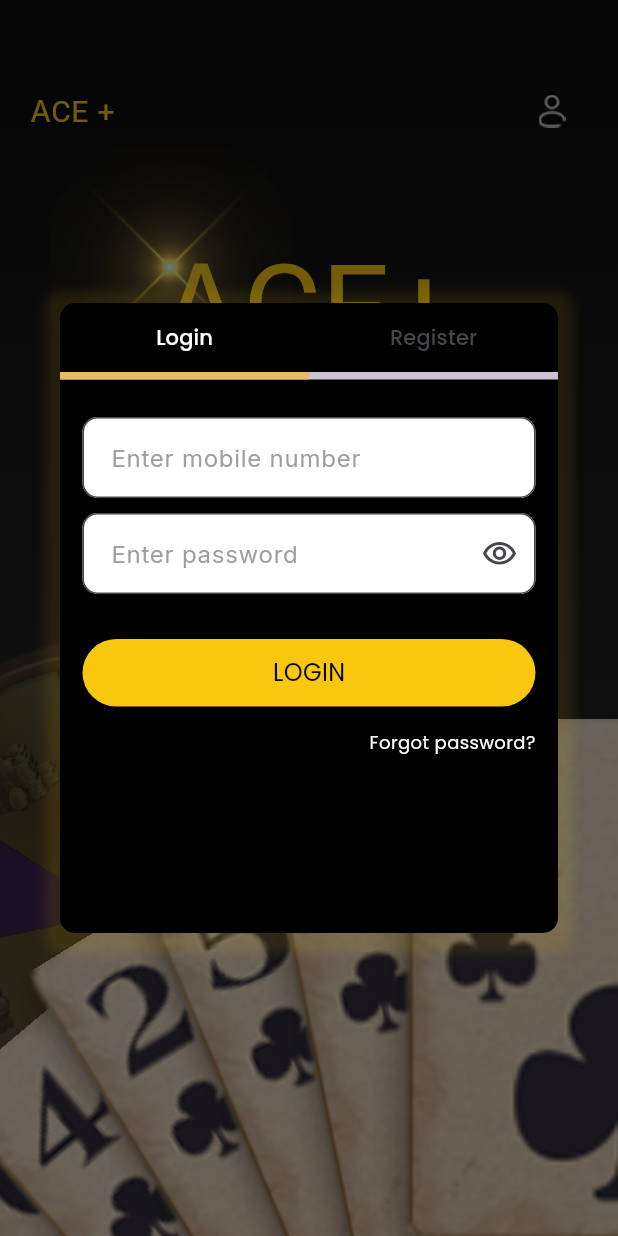
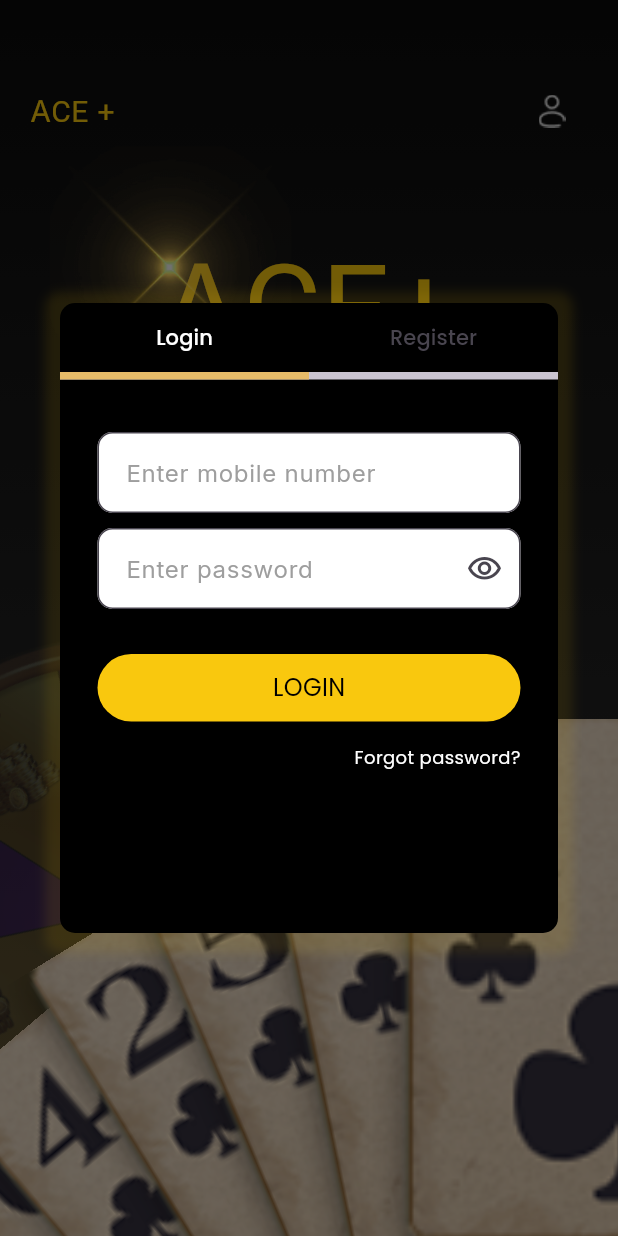
Before and after one commit to kenxsantos/AcePlus, a Flutter app: the screen it shows after launch, after a tap on "Play Now!", on a phone screen of 412 x 824 dp. Run offline on Flutter 3.47's test engine with Material 3 defaults, Android fonts, the phone set to English and light mode, and no system bars; our stand-ins replace equatable, flutter_bloc, go_router, google_fonts, hive, hive_flutter and 1 more; accounts and stored records are empty; Roboto replaces fonts that are missing (Lemon).

Commit message:
update login form

```diff
--- a/lib/features/card_game/presentation/auth_dialog/widgets/login_form.dart
+++ b/lib/features/card_game/presentation/auth_dialog/widgets/login_form.dart
@@ -19,12 +19,12 @@ class LoginForm extends StatelessWidget {
   @override
   Widget build(BuildContext context) {
     return Container(
-      padding: EdgeInsets.all(15),
+      padding: EdgeInsets.all(25),
       child: BlocBuilder<AuthBloc, AuthState>(
         builder: (context, state) {
           String? message;
           Color? messageColor;
-          if (state is AuthError) {
+          if (state is AuthLoginError) {
             message = state.message;
             messageColor = Colors.red;
           } else if (state is AuthSuccess) {
```
